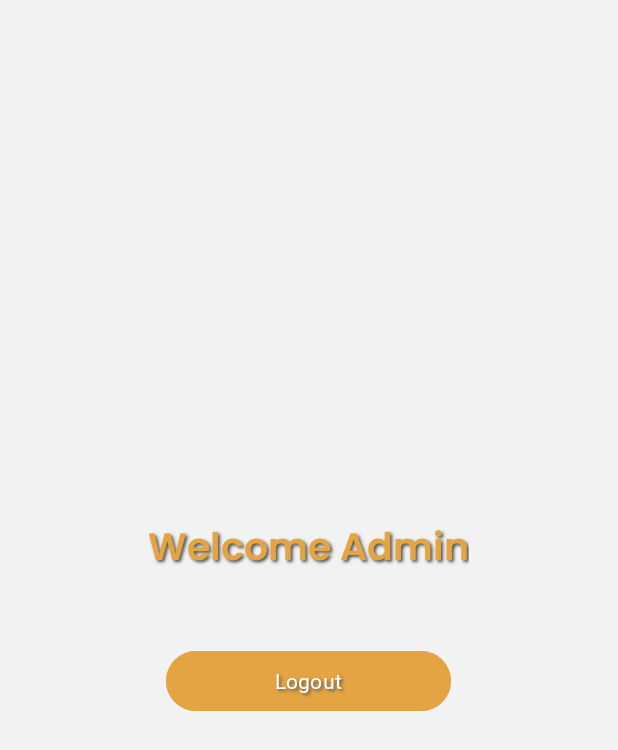
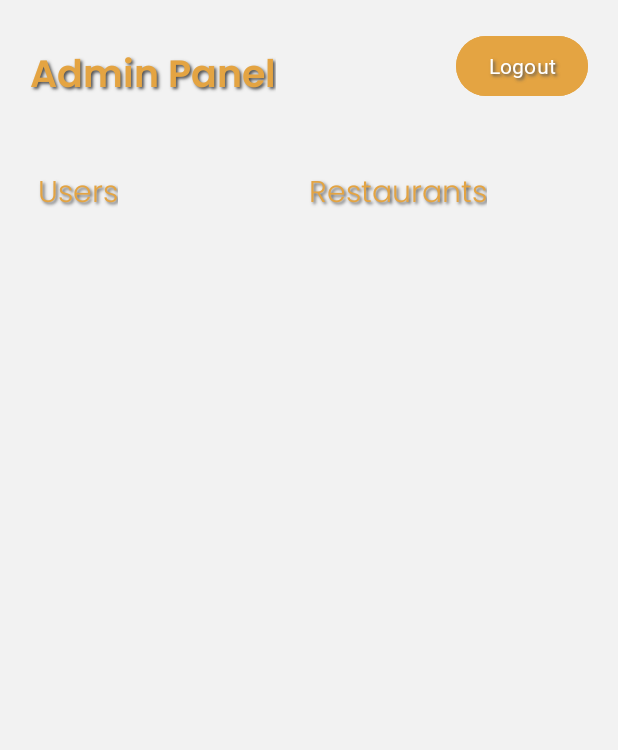
Before and after one commit to Pronobesh-Coder/Cravify, an Android app: the AdminDashboard screen opened directly, with no data from a screen before it, on a phone screen of 412 x 824 dp. Shown: the top 750 px of the screen. Run offline under Robolectric (Android 15) with nearby library versions, the phone set to English and light mode, and no system bars; our stand-ins replace Firebase (no records; nobody signed in at launch, a user with empty details on screens opened directly).

Commit message:
Admin Section Complete 29/07/2024 05:09pm

```diff
--- a/app/src/main/java/com/example/cravify/AdminDashboard.java
+++ b/app/src/main/java/com/example/cravify/AdminDashboard.java
@@ -1,37 +1,77 @@
 package com.example.cravify;
 
+import android.annotation.SuppressLint;
 import android.content.Intent;
 import android.os.Bundle;
 import android.view.View;
 import android.widget.Button;
+import android.widget.ProgressBar;
+import android.widget.Toast;
 
 import androidx.activity.EdgeToEdge;
+import androidx.annotation.NonNull;
 import androidx.appcompat.app.AppCompatActivity;
 import androidx.core.graphics.Insets;
 import androidx.core.view.ViewCompat;
 import androidx.core.view.WindowInsetsCompat;
+import androidx.recyclerview.widget.LinearLayoutManager;
+import androidx.recyclerview.widget.RecyclerView;
+
+import com.google.android.gms.tasks.OnCompleteListener;
+import com.google.android.gms.tasks.Task;
+import com.google.firebase.firestore.CollectionReference;
+import com.google.firebase.firestore.DocumentSnapshot;
+import com.google.firebase.firestore.FirebaseFirestore;
+import com.google.firebase.firestore.QuerySnapshot;
+
+import java.util.ArrayList;
+import java.util.HashMap;
+import java.util.Map;
 
 public class AdminDashboard extends AppCompatActivity {
 
-    Button logout;
+    private Button logout;
+    private RecyclerView usersRecyclerView;
+    private RecyclerView restaurantsRecyclerView;
+    private UsersAdapter usersAdapter;
+    private RestaurantsAdapter restaurantsAdapter;
+    private FirebaseFirestore db;
+    ProgressBar progressBar;
 
+    @SuppressLint("MissingInflatedId")
     @Override
     protected void onCreate(Bundle savedInstanceState) {
         super.onCreate(savedInstanceState);
         EdgeToEdge.enable(this);
         setContentView(R.layout.activity_admin_dashboard);
+        progressBar = findViewById(R.id.progBar);
+        progressBar.setVisibility(View.VISIBLE);
         logout = findViewById(R.id.logout_button);
+        usersRecyclerView = findViewById(R.id.users_recycler_view);
+        restaurantsRecyclerView = findViewById(R.id.restaurants_recycler_view);
+
+        db = FirebaseFirestore.getInstance();
+
+        usersRecyclerView.setLayoutManager(new LinearLayoutManager(this));
+        restaurantsRecyclerView.setLayoutManager(new LinearLayoutManager(this));
+
+        usersAdapter = new UsersAdapter(new ArrayList<>());
+        restaurantsAdapter = new RestaurantsAdapter(new ArrayList<>());
+
+        usersRecyclerView.setAdapter(usersAdapter);
+        restaurantsRecyclerView.setAdapter(restaurantsAdapter);
+
+        loadUsers();
+        loadRestaurants();
 
         logout.setOnClickListener(new View.OnClickListener() {
             @Override
             public void onClick(View view) {
-                Intent intent = new Intent(getApplicationContext(),UserLogin.class);
+                Intent intent = new Intent(getApplicationContext(), UserLogin.class);
                 startActivity(intent);
                 finish();
             }
         });
-
-
 
         ViewCompat.setOnApplyWindowInsetsListener(findViewById(R.id.main), (v, insets) -> {
             Insets systemBars = insets.getInsets(WindowInsetsCompat.Type.systemBars());
@@ -39,4 +79,61 @@ public class AdminDashboard extends AppCompatActivity {
             return insets;
         });
     }
+
+    private void loadUsers() {
+        CollectionReference usersRef = db.collection("users");
+        usersRef.get().addOnCompleteListener(new OnCompleteListener<QuerySnapshot>() {
+            @Override
+            public void onComplete(@NonNull Task<QuerySnapshot> task) {
+                if (task.isSuccessful()) {
+                    ArrayList<Map<String, String>> users = new ArrayList<>();
+                    for (DocumentSnapshot document : task.getResult()) {
+                        Map<String, String> user = new HashMap<>();
+                        user.put("name", document.getString("Name"));
+
+                        // Handle the age field conversion
+                        Object ageObj = document.get("Age");
+                        if (ageObj != null) {
+                            user.put("age", ageObj.toString());
+                        } else {
+                            user.put("age", "N/A");
+                        }
+
+                        user.put("email", document.getString("Email"));
+                        user.put("phone", document.getString("Phone"));
+                        user.put("address", document.getString("Address"));
+                        users.add(user);
+                    }
+                    usersAdapter.setUsers(users);
+                } else {
+                    Toast.makeText(getApplicationContext(),"Could not load users!",Toast.LENGTH_SHORT).show();
+                }
+            }
+        });
+        progressBar.setVisibility(View.GONE);
+    }
+
+    private void loadRestaurants() {
+        CollectionReference restaurantsRef = db.collection("restaurants");
+        restaurantsRef.get().addOnCompleteListener(new OnCompleteListener<QuerySnapshot>() {
+            @Override
+            public void onComplete(@NonNull Task<QuerySnapshot> task) {
+                if (task.isSuccessful()) {
+                    ArrayList<Map<String, String>> restaurants = new ArrayList<>();
+                    for (DocumentSnapshot document : task.getResult()) {
+                        Map<String, String> restaurant = new HashMap<>();
+                        restaurant.put("name", document.getString("Name"));
+                        restaurant.put("email", document.getString("Email"));
+                        restaurant.put("phone", document.getString("Phone"));
+                        restaurant.put("address", document.getString("Address"));
+                        restaurants.add(restaurant);
+                    }
+                    restaurantsAdapter.setRestaurants(restaurants);
+                } else {
+                    Toast.makeText(getApplicationContext(),"Could not load restaurants!",Toast.LENGTH_SHORT).show();
+                }
+            }
+        });
+        progressBar.setVisibility(View.GONE);
+    }
 }
--- a/app/src/main/java/com/example/cravify/AdminLogin.java
+++ b/app/src/main/java/com/example/cravify/AdminLogin.java
@@ -36,6 +36,7 @@ public class AdminLogin extends AppCompatActivity {
             public void onClick(View view) {
                 if(Email.getText().toString().equals("admin@gmail.com") && Password.getText().toString().equals("admin1234")){
                     Toast.makeText(getApplicationContext(),"Welcome Admin!",Toast.LENGTH_SHORT).show();
+                    Toast.makeText(getApplicationContext(),"Showing Usage Data...",Toast.LENGTH_SHORT).show();
                     Intent intent = new Intent(AdminLogin.this,AdminDashboard.class);
                     startActivity(intent);
                 }else{
--- /dev/null
+++ b/app/src/main/java/com/example/cravify/RestaurantsAdapter.java
@@ -0,0 +1,62 @@
+package com.example.cravify;
+
+import android.view.LayoutInflater;
+import android.view.View;
+import android.view.ViewGroup;
+import android.widget.TextView;
+
+import androidx.annotation.NonNull;
+import androidx.recyclerview.widget.RecyclerView;
+
+import java.util.List;
+import java.util.Map;
+
+public class RestaurantsAdapter extends RecyclerView.Adapter<RestaurantsAdapter.RestaurantViewHolder> {
+
+    private List<Map<String, String>> restaurants;
+
+    public RestaurantsAdapter(List<Map<String, String>> restaurants) {
+        this.restaurants = restaurants;
+    }
+
+    @NonNull
+    @Override
+    public RestaurantViewHolder onCreateViewHolder(@NonNull ViewGroup parent, int viewType) {
+        View view = LayoutInflater.from(parent.getContext()).inflate(R.layout.restaurant_item, parent, false);
+        return new RestaurantViewHolder(view);
+    }
+
+    @Override
+    public void onBindViewHolder(@NonNull RestaurantViewHolder holder, int position) {
+        Map<String, String> restaurant = restaurants.get(position);
+        holder.nameTextView.setText(restaurant.get("name"));
+        holder.emailTextView.setText(restaurant.get("email"));
+        holder.phoneTextView.setText(restaurant.get("phone"));
+        holder.addressTextView.setText(restaurant.get("address"));
+    }
+
+    @Override
+    public int getItemCount() {
+        return restaurants.size();
+    }
+
+    public void setRestaurants(List<Map<String, String>> restaurants) {
+        this.restaurants = restaurants;
+        notifyDataSetChanged();
+    }
+
+    public static class RestaurantViewHolder extends RecyclerView.ViewHolder {
+        public TextView nameTextView;
+        public TextView emailTextView;
+        public TextView phoneTextView;
+        public TextView addressTextView;
+
+        public RestaurantViewHolder(View view) {
+            super(view);
+            nameTextView = view.findViewById(R.id.name_text_view);
+            emailTextView = view.findViewById(R.id.email_text_view);
+            phoneTextView = view.findViewById(R.id.phone_text_view);
+            addressTextView = view.findViewById(R.id.address_text_view);
+        }
+    }
+}
--- a/app/src/main/java/com/example/cravify/UserLogin.java
+++ b/app/src/main/java/com/example/cravify/UserLogin.java
@@ -57,6 +57,8 @@ public class UserLogin extends AppCompatActivity {
         // Check if user is already logged in
         FirebaseUser currentUser = mAuth.getCurrentUser();
         if (currentUser != null) {
+            progressBar.setVisibility(View.VISIBLE);
+            Toast.makeText(getApplicationContext(),"Logging you in...",Toast.LENGTH_SHORT).show();
             // User is logged in, fetch user details and navigate to MainActivity
             fetchUserDetails(currentUser.getEmail());
             return; // Exit onCreate early
--- /dev/null
+++ b/app/src/main/java/com/example/cravify/UsersAdapter.java
@@ -0,0 +1,65 @@
+package com.example.cravify;
+
+import android.view.LayoutInflater;
+import android.view.View;
+import android.view.ViewGroup;
+import android.widget.TextView;
+
+import androidx.annotation.NonNull;
+import androidx.recyclerview.widget.RecyclerView;
+
+import java.util.List;
+import java.util.Map;
+
+public class UsersAdapter extends RecyclerView.Adapter<UsersAdapter.UserViewHolder> {
+
+    private List<Map<String, String>> users;
+
+    public UsersAdapter(List<Map<String, String>> users) {
+        this.users = users;
+    }
+
+    @NonNull
+    @Override
+    public UserViewHolder onCreateViewHolder(@NonNull ViewGroup parent, int viewType) {
+        View view = LayoutInflater.from(parent.getContext()).inflate(R.layout.user_item, parent, false);
+        return new UserViewHolder(view);
+    }
+
+    @Override
+    public void onBindViewHolder(@NonNull UserViewHolder holder, int position) {
+        Map<String, String> user = users.get(position);
+        holder.nameTextView.setText(user.get("name"));
+        holder.ageTextView.setText(user.get("age"));
+        holder.emailTextView.setText(user.get("email"));
+        holder.phoneTextView.setText(user.get("phone"));
+        holder.addressTextView.setText(user.get("address"));
+    }
+
+    @Override
+    public int getItemCount() {
+        return users.size();
+    }
+
+    public void setUsers(List<Map<String, String>> users) {
+        this.users = users;
+        notifyDataSetChanged();
+    }
+
+    public static class UserViewHolder extends RecyclerView.ViewHolder {
+        public TextView nameTextView;
+        public TextView ageTextView;
+        public TextView emailTextView;
+        public TextView phoneTextView;
+        public TextView addressTextView;
+
+        public UserViewHolder(View view) {
+            super(view);
+            nameTextView = view.findViewById(R.id.name_text_view);
+            ageTextView = view.findViewById(R.id.age_text_view);
+            emailTextView = view.findViewById(R.id.email_text_view);
+            phoneTextView = view.findViewById(R.id.phone_text_view);
+            addressTextView = view.findViewById(R.id.address_text_view);
+        }
+    }
+}
--- a/app/src/main/res/layout/activity_admin_dashboard.xml
+++ b/app/src/main/res/layout/activity_admin_dashboard.xml
@@ -1,10 +1,9 @@
 <?xml version="1.0" encoding="utf-8"?>
-<LinearLayout
+<RelativeLayout
     xmlns:android="http://schemas.android.com/apk/res/android"
     xmlns:app="http://schemas.android.com/apk/res-auto"
     xmlns:tools="http://schemas.android.com/tools"
     android:id="@+id/main"
-    android:gravity="center"
     android:background="#f2f2f2"
     android:layout_width="match_parent"
     android:orientation="vertical"
@@ -17,21 +16,35 @@
         android:layout_marginBottom="25dp"
         android:fontFamily="@font/poppins_semibold"
         android:shadowColor="#505050"
+        android:paddingTop="10dp"
         android:shadowDx="2"
         android:shadowDy="2"
+        android:layout_margin="20dp"
+        android:id="@+id/admin_text"
         android:shadowRadius="2"
-        android:text="Welcome Admin"
+        android:text="Admin Panel"
         android:textColor="@color/mainAppColour"
         android:textSize="25dp" />
 
+    <ProgressBar
+        android:id="@+id/progBar"
+        android:layout_width="20dp"
+        android:layout_height="20dp"
+        android:layout_gravity="center"
+        android:layout_marginStart="20dp"
+        android:layout_below="@id/admin_text"
+        android:indeterminateTint="@color/mainAppColour"
+        android:visibility="gone" />
+
     <Button
         android:id="@+id/logout_button"
-        android:layout_width="190dp"
+        android:layout_width="wrap_content"
         android:layout_height="wrap_content"
-        android:layout_marginTop="16dp"
         android:backgroundTint="@color/mainAppColour"
         android:fontFamily="@font/poppins_bold"
         android:padding="10dp"
+        android:layout_alignParentEnd="true"
+        android:layout_margin="20dp"
         android:shadowColor="#555555"
         android:shadowDx="2"
         android:shadowDy="2"
@@ -39,4 +52,72 @@
         android:text="Logout"
         android:textColor="@color/white" />
 
-</LinearLayout>
+    <LinearLayout
+        android:layout_width="match_parent"
+        android:layout_height="wrap_content"
+        android:layout_below="@id/logout_button"
+        android:layout_margin="20dp"
+        android:layout_marginTop="20dp"
+        android:orientation="horizontal"
+        android:layout_weight="1">
+
+        <LinearLayout
+            android:layout_width="0dp"
+            android:layout_height="wrap_content"
+            android:layout_weight="1"
+            android:padding="5dp"
+            android:orientation="vertical">
+
+            <TextView
+                android:id="@+id/users_label"
+                android:layout_width="wrap_content"
+                android:layout_height="wrap_content"
+                android:text="Users"
+                android:textColor="@color/mainAppColour"
+                android:shadowColor="#555555"
+                android:shadowDx="2"
+                android:shadowDy="2"
+                android:shadowRadius="2"
+                android:textSize="20dp"
+                android:fontFamily="@font/poppins_light" />
+
+            <androidx.recyclerview.widget.RecyclerView
+                android:id="@+id/users_recycler_view"
+                android:layout_width="match_parent"
+                android:layout_height="0dp"
+                android:layout_weight="1"
+                android:layout_marginBottom="10dp"
+                android:orientation="vertical" />
+        </LinearLayout>
+
+        <LinearLayout
+            android:layout_width="0dp"
+            android:layout_height="wrap_content"
+            android:layout_weight="1"
+            android:layout_margin="5dp"
+            android:orientation="vertical">
+
+            <TextView
+                android:id="@+id/restaurants_label"
+                android:layout_width="wrap_content"
+                android:layout_height="wrap_content"
+                android:text="Restaurants"
+                android:textColor="@color/mainAppColour"
+                android:shadowColor="#555555"
+                android:shadowDx="2"
+                android:shadowDy="2"
+                android:shadowRadius="2"
+                android:textSize="20dp"
+                android:fontFamily="@font/poppins_light" />
+
+            <androidx.recyclerview.widget.RecyclerView
+                android:id="@+id/restaurants_recycler_view"
+                android:layout_width="match_parent"
+                android:layout_height="0dp"
+                android:layout_weight="1"
+                android:layout_marginBottom="10dp"
+                android:orientation="vertical" />
+        </LinearLayout>
+
+    </LinearLayout>
+</RelativeLayout>
```
Also changed, not shown: app/src/main/res/layout/restaurant_item.xml (added, +58 -0 lines), app/src/main/res/layout/user_item.xml (added, +70 -0 lines).
